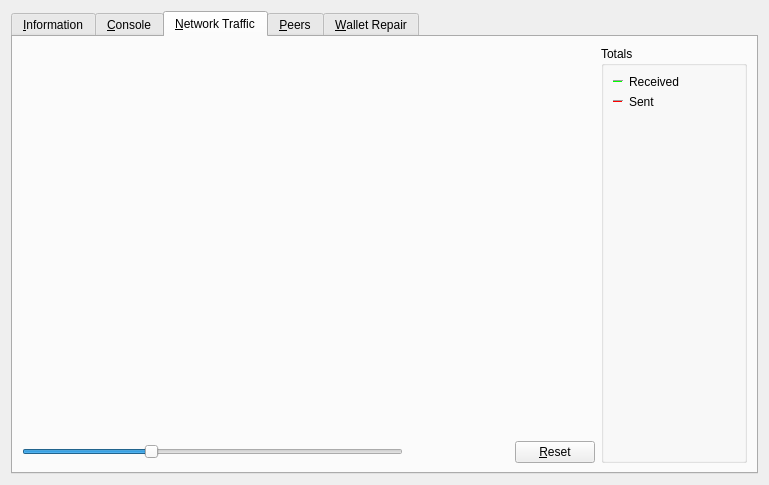
The window that src/qt/forms/debugwindow.ui (rusliko/cdcs) describes before a commit, drawn with Qt 5.
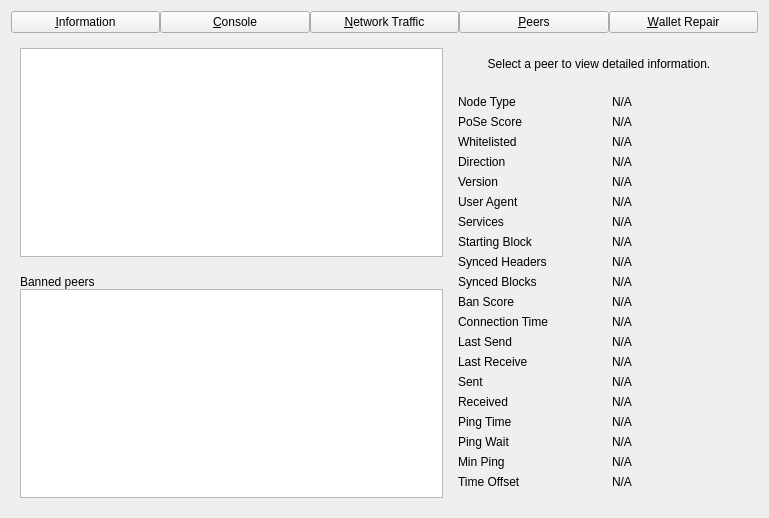
The same window after the commit. The open tabs and pages were chosen to show the change. Icons and pictures are not drawn. Custom widgets are drawn as their Qt base class.

What changed in the file:
```diff
--- a/src/qt/forms/debugwindow.ui
+++ b/src/qt/forms/debugwindow.ui
@@ -15,14 +15,77 @@
   </property>
   <layout class="QVBoxLayout" name="verticalLayout_2">
    <item>
-    <widget class="QTabWidget" name="tabWidget">
+    <layout class="QHBoxLayout" name="horizontalLayout_Buttons_2">
+     <property name="spacing">
+      <number>0</number>
+     </property>
+     <property name="topMargin">
+      <number>0</number>
+     </property>
+     <item>
+      <widget class="QPushButton" name="btnInfo">
+       <property name="text">
+        <string>&amp;Information</string>
+       </property>
+       <property name="checkable">
+        <bool>true</bool>
+       </property>
+      </widget>
+     </item>
+     <item>
+      <widget class="QPushButton" name="btnConsole">
+       <property name="text">
+        <string>&amp;Console</string>
+       </property>
+       <property name="checkable">
+        <bool>true</bool>
+       </property>
+      </widget>
+     </item>
+     <item>
+      <widget class="QPushButton" name="btnNetTraffic">
+       <property name="text">
+        <string>&amp;Network Traffic</string>
+       </property>
+       <property name="checkable">
+        <bool>true</bool>
+       </property>
+      </widget>
+     </item>
+     <item>
+      <widget class="QPushButton" name="btnPeers">
+       <property name="text">
+        <string>&amp;Peers</string>
+       </property>
+       <property name="checkable">
+        <bool>true</bool>
+       </property>
+      </widget>
+     </item>
+     <item>
+      <widget class="QPushButton" name="btnRepair">
+       <property name="text">
+        <string>&amp;Wallet Repair</string>
+       </property>
+       <property name="checkable">
+        <bool>true</bool>
+       </property>
+      </widget>
+     </item>
+    </layout>
+   </item>
+   <item>
+    <widget class="QStackedWidget" name="stackedWidgetRPC">
+     <property name="minimumSize">
+      <size>
+       <width>0</width>
+       <height>0</height>
+      </size>
+     </property>
      <property name="currentIndex">
       <number>0</number>
      </property>
-     <widget class="QWidget" name="tab_info">
-      <attribute name="title">
-       <string>&amp;Information</string>
-      </attribute>
+     <widget class="QWidget" name="pageInfo">
       <layout class="QGridLayout" name="gridLayout" columnstretch="0,1,0">
        <property name="horizontalSpacing">
         <number>12</number>
@@ -442,10 +505,7 @@
        </item>
       </layout>
      </widget>
-     <widget class="QWidget" name="tab_console">
-      <attribute name="title">
-       <string>&amp;Console</string>
-      </attribute>
+     <widget class="QWidget" name="pageConsole">
       <layout class="QVBoxLayout" name="verticalLayout_3">
        <property name="spacing">
         <number>3</number>
@@ -637,10 +697,7 @@
        </item>
       </layout>
      </widget>
-     <widget class="QWidget" name="tab_nettraffic">
-      <attribute name="title">
-       <string>&amp;Network Traffic</string>
-      </attribute>
+     <widget class="QWidget" name="pageNetTraffic">
       <layout class="QHBoxLayout" name="horizontalLayout_3">
        <item>
         <layout class="QVBoxLayout" name="verticalLayout_4">
@@ -702,198 +759,9 @@
          </item>
         </layout>
        </item>
-       <item>
-        <layout class="QVBoxLayout" name="verticalLayout">
-         <item>
-          <widget class="QGroupBox" name="groupBox">
-           <property name="title">
-            <string>Totals</string>
-           </property>
-           <layout class="QVBoxLayout" name="verticalLayout_5">
-            <item>
-             <layout class="QHBoxLayout" name="horizontalLayout_4">
-              <item>
-               <widget class="Line" name="line">
-                <property name="sizePolicy">
-                 <sizepolicy hsizetype="Fixed" vsizetype="Fixed">
-                  <horstretch>0</horstretch>
-                  <verstretch>0</verstretch>
-                 </sizepolicy>
-                </property>
-                <property name="minimumSize">
-                 <size>
-                  <width>10</width>
-                  <height>0</height>
-                 </size>
-                </property>
-                <property name="palette">
-                 <palette>
-                  <active>
-                   <colorrole role="Light">
-                    <brush brushstyle="SolidPattern">
-                     <color alpha="255">
-                      <red>0</red>
-                      <green>255</green>
-                      <blue>0</blue>
-                     </color>
-                    </brush>
-                   </colorrole>
-                  </active>
-                  <inactive>
-                   <colorrole role="Light">
-                    <brush brushstyle="SolidPattern">
-                     <color alpha="255">
-                      <red>0</red>
-                      <green>255</green>
-                      <blue>0</blue>
-                     </color>
-                    </brush>
-                   </colorrole>
-                  </inactive>
-                  <disabled>
-                   <colorrole role="Light">
-                    <brush brushstyle="SolidPattern">
-                     <color alpha="255">
-                      <red>0</red>
-                      <green>255</green>
-                      <blue>0</blue>
-                     </color>
-                    </brush>
-                   </colorrole>
-                  </disabled>
-                 </palette>
-                </property>
-                <property name="orientation">
-                 <enum>Qt::Horizontal</enum>
-                </property>
-               </widget>
-              </item>
-              <item>
-               <widget class="QLabel" name="label_16">
-                <property name="text">
-                 <string>Received</string>
-                </property>
-               </widget>
-              </item>
-              <item>
-               <widget class="QLabel" name="lblBytesIn">
-                <property name="minimumSize">
-                 <size>
-                  <width>50</width>
-                  <height>0</height>
-                 </size>
-                </property>
-                <property name="alignment">
-                 <set>Qt::AlignRight|Qt::AlignTrailing|Qt::AlignVCenter</set>
-                </property>
-               </widget>
-              </item>
-             </layout>
-            </item>
-            <item>
-             <layout class="QHBoxLayout" name="horizontalLayout_5">
-              <item>
-               <widget class="Line" name="line_2">
-                <property name="sizePolicy">
-                 <sizepolicy hsizetype="Fixed" vsizetype="Fixed">
-                  <horstretch>0</horstretch>
-                  <verstretch>0</verstretch>
-                 </sizepolicy>
-                </property>
-                <property name="minimumSize">
-                 <size>
-                  <width>10</width>
-                  <height>0</height>
-                 </size>
-                </property>
-                <property name="palette">
-                 <palette>
-                  <active>
-                   <colorrole role="Light">
-                    <brush brushstyle="SolidPattern">
-                     <color alpha="255">
-                      <red>255</red>
-                      <green>0</green>
-                      <blue>0</blue>
-                     </color>
-                    </brush>
-                   </colorrole>
-                  </active>
-                  <inactive>
-                   <colorrole role="Light">
-                    <brush brushstyle="SolidPattern">
-                     <color alpha="255">
-                      <red>255</red>
-                      <green>0</green>
-                      <blue>0</blue>
-                     </color>
-                    </brush>
-                   </colorrole>
-                  </inactive>
-                  <disabled>
-                   <colorrole role="Light">
-                    <brush brushstyle="SolidPattern">
-                     <color alpha="255">
-                      <red>255</red>
-                      <green>0</green>
-                      <blue>0</blue>
-                     </color>
-                    </brush>
-                   </colorrole>
-                  </disabled>
-                 </palette>
-                </property>
-                <property name="orientation">
-                 <enum>Qt::Horizontal</enum>
-                </property>
-               </widget>
-              </item>
-              <item>
-               <widget class="QLabel" name="label_17">
-                <property name="text">
-                 <string>Sent</string>
-                </property>
-               </widget>
-              </item>
-              <item>
-               <widget class="QLabel" name="lblBytesOut">
-                <property name="minimumSize">
-                 <size>
-                  <width>50</width>
-                  <height>0</height>
-                 </size>
-                </property>
-                <property name="alignment">
-                 <set>Qt::AlignRight|Qt::AlignTrailing|Qt::AlignVCenter</set>
-                </property>
-               </widget>
-              </item>
-             </layout>
-            </item>
-            <item>
-             <spacer name="verticalSpacer_4">
-              <property name="orientation">
-               <enum>Qt::Vertical</enum>
-              </property>
-              <property name="sizeHint" stdset="0">
-               <size>
-                <width>20</width>
-                <height>407</height>
-               </size>
-              </property>
-             </spacer>
-            </item>
-           </layout>
-          </widget>
-         </item>
-        </layout>
-       </item>
       </layout>
      </widget>
-     <widget class="QWidget" name="tab_peers">
-      <attribute name="title">
-       <string>&amp;Peers</string>
-      </attribute>
+     <widget class="QWidget" name="pagePeers">
       <layout class="QGridLayout" name="gridLayout_2">
        <item row="0" column="0" rowspan="2">
         <layout class="QVBoxLayout" name="verticalLayout_101">
@@ -936,11 +804,6 @@
              <height>32</height>
             </size>
            </property>
-           <property name="font">
-            <font>
-             <pointsize>12</pointsize>
-            </font>
-           </property>
            <property name="cursor">
             <cursorShape>IBeamCursor</cursorShape>
            </property>
@@ -996,13 +859,6 @@
            <height>32</height>
           </size>
          </property>
-         <property name="font">
-          <font>
-           <pointsize>10</pointsize>
-           <weight>75</weight>
-           <bold>true</bold>
-          </font>
-         </property>
          <property name="cursor">
           <cursorShape>IBeamCursor</cursorShape>
          </property>
@@ -1030,13 +886,59 @@
          </property>
          <layout class="QGridLayout" name="gridLayout_3">
           <item row="0" column="0">
+           <widget class="QLabel" name="label_50">
+            <property name="text">
+             <string>Node Type</string>
+            </property>
+           </widget>
+          </item>
+          <item row="0" column="2">
+           <widget class="QLabel" name="peerNodeType">
+            <property name="cursor">
+             <cursorShape>IBeamCursor</cursorShape>
+            </property>
+            <property name="text">
+             <string>N/A</string>
+            </property>
+            <property name="textFormat">
+             <enum>Qt::PlainText</enum>
+            </property>
+            <property name="textInteractionFlags">
+             <set>Qt::LinksAccessibleByMouse|Qt::TextSelectableByKeyboard|Qt::TextSelectableByMouse</set>
+            </property>
+           </widget>
+          </item>
+          <item row="1" column="0">
+           <widget class="QLabel" name="label_51">
+            <property name="text">
+             <string>PoSe Score</string>
+            </property>
+           </widget>
+          </item>
+          <item row="1" column="2">
+           <widget class="QLabel" name="peerPoSeScore">
+            <property name="cursor">
+             <cursorShape>IBeamCursor</cursorShape>
+            </property>
+            <property name="text">
+             <string>N/A</string>
+            </property>
+            <property name="textFormat">
+             <enum>Qt::PlainText</enum>
+            </property>
+            <property name="textInteractionFlags">
+             <set>Qt::LinksAccessibleByMouse|Qt::TextSelectableByKeyboard|Qt::TextSelectableByMouse</set>
+            </property>
+           </widget>
+          </item>
+          <item row="2" column="0">
            <widget class="QLabel" name="label_30">
             <property name="text">
              <string>Whitelisted</string>
             </property>
            </widget>
           </item>
-          <item row="0" column="2">
+          <item row="2" column="2">
            <widget class="QLabel" name="peerWhitelisted">
             <property name="cursor">
              <cursorShape>IBeamCursor</cursorShape>
@@ -1052,14 +954,14 @@
             </property>
            </widget>
           </item>
-          <item row="1" column="0">
+          <item row="3" column="0">
            <widget class="QLabel" name="label_23">
             <property name="text">
              <string>Direction</string>
             </property>
            </widget>
           </item>
-          <item row="1" column="2">
+          <item row="3" column="2">
            <widget class="QLabel" name="peerDirection">
             <property name="cursor">
              <cursorShape>IBeamCursor</cursorShape>
@@ -1075,14 +977,14 @@
             </property>
            </widget>
           </item>
-          <item row="2" column="0">
+          <item row="4" column="0">
            <widget class="QLabel" name="label_21">
             <property name="text">
              <string>Version</string>
             </property>
            </widget>
           </item>
-          <item row="2" column="2">
+          <item row="4" column="2">
            <widget class="QLabel" name="peerVersion">
             <property name="cursor">
              <cursorShape>IBeamCursor</cursorShape>
@@ -1098,14 +1000,14 @@
             </property>
            </widget>
           </item>
-          <item row="3" column="0">
+          <item row="5" column="0">
            <widget class="QLabel" name="label_28">
             <property name="text">
              <string>User Agent</string>
             </property>
            </widget>
           </item>
-          <item row="3" column="2">
+          <item row="5" column="2">
            <widget class="QLabel" name="peerSubversion">
             <property name="cursor">
              <cursorShape>IBeamCursor</cursorShape>
@@ -1121,14 +1023,14 @@
             </property>
            </widget>
           </item>
-          <item row="4" column="0">
+          <item row="6" column="0">
            <widget class="QLabel" name="label_4">
             <property name="text">
              <string>Services</string>
             </property>
            </widget>
           </item>
-          <item row="4" column="2">
+          <item row="6" column="2">
            <widget class="QLabel" name="peerServices">
             <property name="cursor">
              <cursorShape>IBeamCursor</cursorShape>
@@ -1144,14 +1046,14 @@
             </property>
            </widget>
           </item>
-          <item row="5" column="0">
+          <item row="7" column="0">
            <widget class="QLabel" name="label_29">
             <property name="text">
              <string>Starting Block</string>
             </property>
            </widget>
           </item>
-          <item row="5" column="2">
+          <item row="7" column="2">
            <widget class="QLabel" name="peerHeight">
             <property name="cursor">
              <cursorShape>IBeamCursor</cursorShape>
@@ -1167,14 +1069,14 @@
             </property>
            </widget>
           </item>
-          <item row="6" column="0">
+          <item row="8" column="0">
            <widget class="QLabel" name="label_27">
             <property name="text">
              <string>Synced Headers</string>
             </property>
            </widget>
           </item>
-          <item row="6" column="2">
+          <item row="8" column="2">
            <widget class="QLabel" name="peerSyncHeight">
             <property name="cursor">
              <cursorShape>IBeamCursor</cursorShape>
@@ -1190,14 +1092,14 @@
             </property>
            </widget>
           </item>
-          <item row="7" column="0">
+          <item row="9" column="0">
            <widget class="QLabel" name="label_25">
             <property name="text">
              <string>Synced Blocks</string>
             </property>
            </widget>
           </item>
-          <item row="7" column="2">
+          <item row="9" column="2">
            <widget class="QLabel" name="peerCommonHeight">
             <property name="cursor">
              <cursorShape>IBeamCursor</cursorShape>
@@ -1213,14 +1115,14 @@
             </property>
            </widget>
           </item>
-          <item row="8" column="0">
+          <item row="10" column="0">
            <widget class="QLabel" name="label_24">
             <property name="text">
              <string>Ban Score</string>
             </property>
            </widget>
           </item>
-          <item row="8" column="2">
+          <item row="10" column="2">
            <widget class="QLabel" name="peerBanScore">
             <property name="cursor">
              <cursorShape>IBeamCursor</cursorShape>
@@ -1236,14 +1138,14 @@
             </property>
            </widget>
           </item>
-          <item row="9" column="0">
+          <item row="11" column="0">
            <widget class="QLabel" name="label_22">
             <property name="text">
              <string>Connection Time</string>
             </property>
            </widget>
           </item>
-          <item row="9" column="2">
+          <item row="11" column="2">
            <widget class="QLabel" name="peerConnTime">
             <property name="cursor">
              <cursorShape>IBeamCursor</cursorShape>
@@ -1259,14 +1161,14 @@
             </property>
            </widget>
           </item>
-          <item row="10" column="0">
+          <item row="12" column="0">
            <widget class="QLabel" name="label_15">
             <property name="text">
              <string>Last Send</string>
             </property>
            </widget>
           </item>
-          <item row="10" column="2">
+          <item row="12" column="2">
            <widget class="QLabel" name="peerLastSend">
             <property name="cursor">
              <cursorShape>IBeamCursor</cursorShape>
@@ -1282,14 +1184,14 @@
             </property>
            </widget>
           </item>
-          <item row="11" column="0">
+          <item row="13" column="0">
            <widget class="QLabel" name="label_19">
             <property name="text">
              <string>Last Receive</string>
             </property>
            </widget>
           </item>
-          <item row="11" column="2">
+          <item row="13" column="2">
            <widget class="QLabel" name="peerLastRecv">
             <property name="cursor">
              <cursorShape>IBeamCursor</cursorShape>
@@ -1305,14 +1207,14 @@
             </property>
            </widget>
           </item>
-          <item row="12" column="0">
+          <item row="14" column="0">
            <widget class="QLabel" name="label_18">
             <property name="text">
              <string>Sent</string>
             </property>
            </widget>
           </item>
-          <item row="12" column="2">
+          <item row="14" column="2">
            <widget class="QLabel" name="peerBytesSent">
             <property name="cursor">
              <cursorShape>IBeamCursor</cursorShape>
@@ -1328,14 +1230,14 @@
             </property>
            </widget>
           </item>
-          <item row="13" column="0">
+          <item row="15" column="0">
            <widget class="QLabel" name="label_20">
             <property name="text">
              <string>Received</string>
             </property>
            </widget>
           </item>
-          <item row="13" column="2">
+          <item row="15" column="2">
            <widget class="QLabel" name="peerBytesRecv">
             <property name="cursor">
              <cursorShape>IBeamCursor</cursorShape>
@@ -1351,14 +1253,14 @@
             </property>
            </widget>
           </item>
-          <item row="14" column="0">
+          <item row="16" column="0">
            <widget class="QLabel" name="label_26">
             <property name="text">
              <string>Ping Time</string>
             </property>
            </widget>
           </item>
-          <item row="14" column="2">
+          <item row="16" column="2">
            <widget class="QLabel" name="peerPingTime">
             <property name="cursor">
              <cursorShape>IBeamCursor</cursorShape>
@@ -1374,7 +1276,7 @@
             </property>
            </widget>
           </item>
-          <item row="15" column="0">
+          <item row="17" column="0">
            <widget class="QLabel" name="peerPingWaitLabel">
             <property name="toolTip">
              <string>The duration of a currently outstanding ping.</string>
@@ -1384,7 +1286,7 @@
             </property>
            </widget>
           </item>
-          <item row="15" column="2">
+          <item row="17" column="2">
            <widget class="QLabel" name="peerPingWait">
             <property name="cursor">
              <cursorShape>IBeamCursor</cursorShape>
@@ -1400,14 +1302,14 @@
             </property>
            </widget>
           </item>
-          <item row="16" column="0">
+          <item row="18" column="0">
            <widget class="QLabel" name="peerMinPingLabel">
             <property name="text">
              <string>Min Ping</string>
             </property>
            </widget>
           </item>
-          <item row="16" column="2">
+          <item row="18" column="2">
            <widget class="QLabel" name="peerMinPing">
             <property name="cursor">
              <cursorShape>IBeamCursor</cursorShape>
@@ -1423,14 +1325,14 @@
             </property>
            </widget>
           </item>
-          <item row="17" column="0">
+          <item row="19" column="0">
            <widget class="QLabel" name="label_timeoffset">
             <property name="text">
              <string>Time Offset</string>
             </property>
            </widget>
           </item>
-          <item row="17" column="2">
+          <item row="19" column="2">
            <widget class="QLabel" name="timeoffset">
             <property name="cursor">
              <cursorShape>IBeamCursor</cursorShape>
@@ -1446,7 +1348,7 @@
             </property>
            </widget>
           </item>
-          <item row="18" column="1">
+          <item row="20" column="1">
            <spacer name="verticalSpacer_3">
             <property name="orientation">
              <enum>Qt::Vertical</enum>
@@ -1464,10 +1366,7 @@
        </item>
       </layout>
      </widget>
-     <widget class="QWidget" name="tab_repair">
-      <attribute name="title">
-       <string>&amp;Wallet Repair</string>
-      </attribute>
+     <widget class="QWidget" name="pageRepair">
       <widget class="QPushButton" name="btn_salvagewallet">
        <property name="geometry">
         <rect>
```
Left out of the diff: 273 changed lines with no effect on the pictures.
